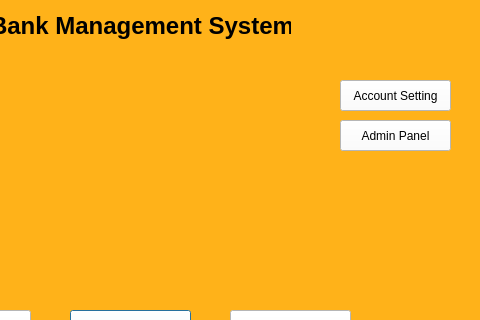
Above: BankManagement_Extra/Forms/mainbankgui.ui from SamDukJin/OOP_Proj-new- before the change; both pictures show x 220 to 700 and y 0 to 320 of the 700 by 500 pixel window. Below: the same form after it.
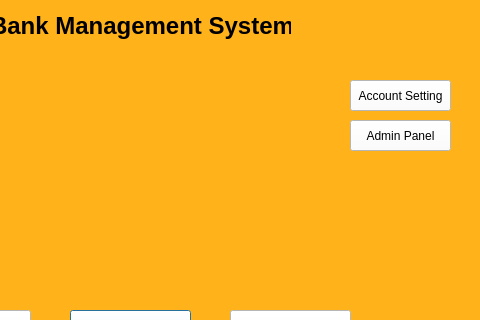
That is the form after the change.

What changed in the file:
```diff
--- a/BankManagement_Extra/Forms/mainbankgui.ui
+++ b/BankManagement_Extra/Forms/mainbankgui.ui
@@ -174,9 +174,9 @@
   <widget class="QPushButton" name="AccSettingBtn">
    <property name="geometry">
     <rect>
-     <x>560</x>
+     <x>570</x>
      <y>80</y>
-     <width>111</width>
+     <width>101</width>
      <height>31</height>
     </rect>
    </property>
@@ -193,9 +193,9 @@
   <widget class="QPushButton" name="AdminPanelBtn">
    <property name="geometry">
     <rect>
-     <x>560</x>
+     <x>570</x>
      <y>120</y>
-     <width>111</width>
+     <width>101</width>
      <height>31</height>
     </rect>
    </property>
```
Left out of the diff: 24 changed lines with no effect on the pictures.
